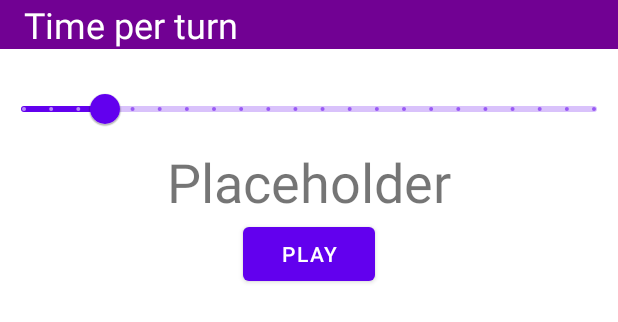
After one commit to SoczuKS/TabletopTimer, an Android app: the layout time_selector.xml on its own in the app's theme, with its tools: preview values and no code run, on a phone screen of 412 x 824 dp. The commit adds this screen. Shown: the top 322 px of the screen. Run offline under Robolectric (Android 15) with nearby library versions, the phone set to English and light mode, and no system bars.

Commit message:
Version 1.1
New features:
    time per turn selector
    finish confirmation

```diff
--- a/app/src/main/java/soczuks/tabletoptimer/MainActivity.kt
+++ b/app/src/main/java/soczuks/tabletoptimer/MainActivity.kt
@@ -10,7 +10,6 @@ import com.skydoves.colorpickerview.ColorEnvelope
 import com.skydoves.colorpickerview.ColorPickerDialog
 import com.skydoves.colorpickerview.listeners.ColorEnvelopeListener
 import java.util.*
-import kotlin.collections.ArrayList
 
 
 class MainActivity : AppCompatActivity() {
--- a/app/src/main/res/layout/activity_timer.xml
+++ b/app/src/main/res/layout/activity_timer.xml
@@ -29,7 +29,6 @@
                 android:id="@+id/playerName"
                 android:layout_width="wrap_content"
                 android:layout_height="wrap_content"
-                android:text="@string/click_to_start"
                 android:textSize="56sp"
                 android:textAlignment="center"
                 app:layout_constraintEnd_toEndOf="parent"
@@ -42,7 +41,8 @@
                 android:layout_height="wrap_content"
                 android:layout_marginTop="64dp"
                 android:textSize="56sp"
-                android:text="@string/placeholder"
+                android:text="@string/start_game"
+                android:textAlignment="center"
                 app:layout_constraintBottom_toBottomOf="parent"
                 app:layout_constraintEnd_toEndOf="parent"
                 app:layout_constraintStart_toStartOf="parent"
--- /dev/null
+++ b/app/src/main/res/layout/time_selector.xml
@@ -0,0 +1,56 @@
+<?xml version="1.0" encoding="utf-8"?>
+<androidx.constraintlayout.widget.ConstraintLayout
+    android:id="@+id/time_selector_root"
+    xmlns:android="http://schemas.android.com/apk/res/android"
+    android:layout_width="match_parent"
+    android:layout_height="wrap_content"
+    xmlns:app="http://schemas.android.com/apk/res-auto">
+
+    <TextView
+        android:id="@+id/time_selector_title"
+        android:layout_width="0dp"
+        android:layout_height="wrap_content"
+        android:background="@color/purple"
+        android:paddingStart="16dp"
+        android:paddingEnd="16dp"
+        android:text="@string/set_time"
+        android:textColor="@color/white"
+        android:textSize="24sp"
+        app:layout_constraintEnd_toEndOf="parent"
+        app:layout_constraintStart_toStartOf="parent"
+        app:layout_constraintTop_toTopOf="parent" />
+
+    <com.google.android.material.slider.Slider
+        android:id="@+id/time_selector"
+        android:layout_width="match_parent"
+        android:layout_height="wrap_content"
+        android:layout_marginTop="16dp"
+        android:stepSize="5"
+        android:value="30"
+        android:valueFrom="15"
+        android:valueTo="120"
+        app:layout_constraintEnd_toEndOf="parent"
+        app:layout_constraintStart_toStartOf="parent"
+        app:layout_constraintTop_toBottomOf="@id/time_selector_title" />
+
+    <TextView
+        android:id="@+id/time_display"
+        android:layout_width="wrap_content"
+        android:layout_height="wrap_content"
+        android:text="@string/placeholder"
+        android:textSize="36sp"
+        app:layout_constraintStart_toStartOf="parent"
+        app:layout_constraintEnd_toEndOf="parent"
+        app:layout_constraintTop_toBottomOf="@id/time_selector"/>
+
+    <Button
+        android:id="@+id/time_confirm"
+        android:layout_width="wrap_content"
+        android:layout_height="wrap_content"
+        android:text="@string/start_game"
+        app:layout_constraintStart_toStartOf="parent"
+        app:layout_constraintEnd_toEndOf="parent"
+        app:layout_constraintTop_toBottomOf="@id/time_display"/>
+
+
+</androidx.constraintlayout.widget.ConstraintLayout>
--- a/app/src/main/res/values/strings.xml
+++ b/app/src/main/res/values/strings.xml
@@ -9,6 +9,9 @@
     <string name="title_activity_timer">Game</string>
     <string name="finish">Finish</string>
     <string name="placeholder" translatable="false">Placeholder</string>
-    <string name="click_to_start">Click to start</string>
     <string name="time_remaining" translatable="false">%1$d:%2$02d</string>
+    <string name="are_you_sure">Are you sure?</string>
+    <string name="yes">Yes</string>
+    <string name="no">No</string>
+    <string name="set_time">Time per turn</string>
 </resources>
```
Also changed, not shown: app/src/main/java/soczuks/tabletoptimer/TimerActivity.kt (+45 -3 lines), 1 other file.
